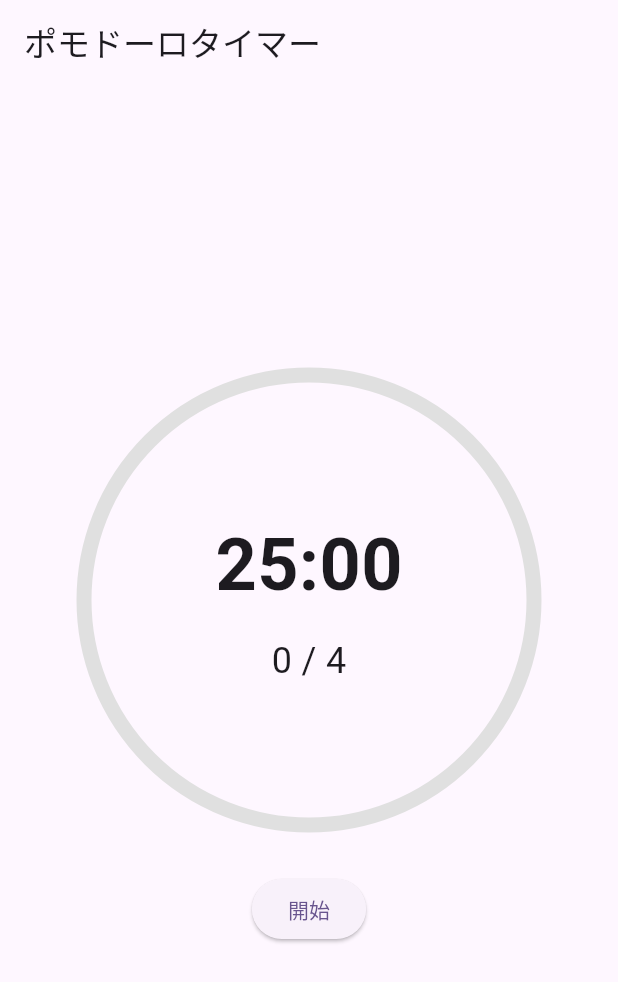
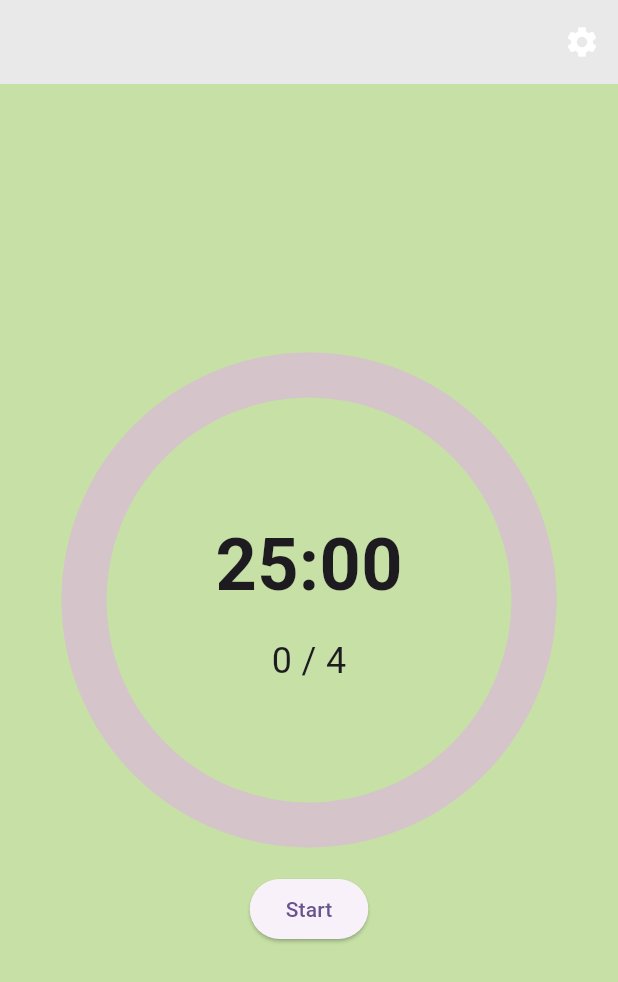
Before and after one commit to t-kan66/pomodoro_task_app, a Flutter app: the screen it shows after launch, on a phone screen of 412 x 824 dp. Shown: the top 982 px of the screen. Run offline on Flutter 3.47's test engine with Material 3 defaults, Android fonts, the phone set to English and light mode, and no system bars; our stand-ins replace firebase_core, flutter_hooks, freezed_annotation, go_router, hooks_riverpod, settings_ui and 1 more; accounts and stored records are empty; generated files the repository leaves out were written again.

Commit message:
timerの設定。設定ページの追加。routingの設定

```diff
--- a/lib/app/myapp.dart
+++ b/lib/app/myapp.dart
@@ -1,16 +1,19 @@
 import 'package:flutter/material.dart';
 import 'package:hooks_riverpod/hooks_riverpod.dart';
 import 'package:flutter_gen/gen_l10n/app_localizations.dart';
+import 'package:pomodoro_app/routers/main_router.dart';
 
 import '../feature/timer/pages/page.dart';
 
-class MyApp extends StatelessWidget {
+class MyApp extends HookConsumerWidget {
   const MyApp({super.key});
 
   // This widget is the root of your application.
   @override
-  Widget build(BuildContext context) {
-    return MaterialApp(
+  Widget build(BuildContext context, WidgetRef ref) {
+    final mainRouter = ref.read(mainRouterProvider);
+
+    return MaterialApp.router(
       title: 'Flutter Demo',
       localizationsDelegates: L10n.localizationsDelegates,
       supportedLocales: L10n.supportedLocales,
@@ -18,7 +21,11 @@ class MyApp extends StatelessWidget {
         colorScheme: ColorScheme.fromSeed(seedColor: Colors.deepPurple),
         useMaterial3: true,
       ),
-      home: const ProviderScope(child: TimerPage()),
+      routerDelegate: mainRouter.routerDelegate,
+      routeInformationParser: mainRouter.routeInformationParser,
+      routeInformationProvider: mainRouter.routeInformationProvider,
+
+//      home: const ProviderScope(child: TimerPage()),
     );
   }
 }
--- a/lib/feature/setting/pages/page.dart
+++ b/lib/feature/setting/pages/page.dart
@@ -0,0 +1 @@
+export 'settings_page.dart';
--- a/lib/feature/timer/pages/timer_page.dart
+++ b/lib/feature/timer/pages/timer_page.dart
@@ -1,10 +1,8 @@
-import 'dart:async';
-
 import 'package:flutter/material.dart';
-import 'package:flutter_hooks/flutter_hooks.dart';
 import 'package:hooks_riverpod/hooks_riverpod.dart';
+import 'package:pomodoro_app/l10n/l10n_provider.dart';
+import 'package:pomodoro_app/routers/main_router.dart';
 import '../controllers/controller.dart';
-import '../widget/pomodoro_circle.dart';
 
 class TimerPage extends HookConsumerWidget {
   const TimerPage({super.key});
@@ -15,7 +13,18 @@ class TimerPage extends HookConsumerWidget {
 
     return Scaffold(
         appBar: AppBar(
-          title: const Text('ポモドーロタイマー'),
+          actions: [
+            IconButton(
+                icon: const Icon(Icons.settings),
+                onPressed: () {
+                  //print('settings')
+                  ref.read(mainRouterProvider).go(SettingsPageRoute().location);
+                }),
+          ],
+
+          // title: const Text('Pomodoro Timer'),
+          foregroundColor: const Color.fromARGB(255, 255, 255, 255),
+          backgroundColor: const Color.fromARGB(234, 232, 232, 232),
         ),
         body: switch (timerState.status) {
           PomodoroStatus.work => const _WorkingWidget(),
@@ -29,9 +38,12 @@ class _WorkingWidget extends ConsumerWidget {
 
   @override
   Widget build(BuildContext context, WidgetRef ref) {
+    final l10n = ref.watch(l10nProvider);
     final timerState = ref.watch(timerControllerProvider);
 
-    return Center(
+    return Container(
+      color: const Color.fromARGB(255, 198, 224, 166),
+      child: Center(
         child: Column(
           mainAxisAlignment: MainAxisAlignment.center,
           children: [
@@ -45,18 +57,20 @@ class _WorkingWidget extends ConsumerWidget {
                     onPressed: () => ref
                         .read(timerControllerProvider.notifier)
                         .startPomodoro(),
-                  child: const Text('開始'),
+                    child: Text(l10n.working_start),
                   ),
                 ] else ...[
                   ElevatedButton(
-                  onPressed: () =>
-                      ref.read(timerControllerProvider.notifier).stopPomodoro(),
-                  child: const Text('ストップ'),
+                    onPressed: () => ref
+                        .read(timerControllerProvider.notifier)
+                        .stopPomodoro(),
+                    child: Text(l10n.working_stop),
                   ),
                 ],
               ],
             ),
           ],
+        ),
       ),
     );
   }
@@ -67,6 +81,7 @@ class _RestWidget extends ConsumerWidget {
 
   @override
   Widget build(BuildContext context, WidgetRef ref) {
+    final l10n = ref.watch(l10nProvider);
     return Center(
       child: Column(
         mainAxisAlignment: MainAxisAlignment.center,
@@ -79,13 +94,13 @@ class _RestWidget extends ConsumerWidget {
               ElevatedButton(
                 onPressed: () =>
                     ref.read(timerControllerProvider.notifier).startBreak(),
-                child: const Text('開始'),
+                child: Text(l10n.working_start),
               ),
               const SizedBox(width: 16),
               ElevatedButton(
                 onPressed: () =>
                     ref.read(timerControllerProvider.notifier).stopPomodoro(),
-                child: const Text('ストップ'),
+                child: Text(l10n.working_stop),
               ),
             ],
           ),
@@ -112,17 +127,17 @@ class PomodoroCircle extends HookConsumerWidget {
           height: 300,
           child: CircularProgressIndicator(
             value: 1 -
-                state.currentWorkingDuration.inSeconds /
-                    state.initialWorkingDuration.inSeconds,
-            strokeWidth: 10,
-            backgroundColor: Colors.grey[300],
-            color: Colors.green,
+                state.currentDurationTime.inSeconds /
+                    state.initalDurationTime.inSeconds,
+            strokeWidth: 30,
+            backgroundColor: const Color.fromARGB(255, 213, 196, 201),
+            color: const Color.fromARGB(255, 209, 138, 162),
           ),
         ),
         Column(
           children: [
             Text(
-              _formatTime(state.currentWorkingDuration),
+              _formatTime(state.currentDurationTime),
               style: const TextStyle(
                 fontSize: 48,
                 fontWeight: FontWeight.bold,
--- a/lib/l10n/app_en.arb
+++ b/lib/l10n/app_en.arb
@@ -1,5 +1,7 @@
 {
     "@@locale": "en",
     "appTitle": "Application Title",
-    "appText": "Application Text"
+    "appText": "Application Text",
+    "working_start": "Start",
+    "working_stop": "Stop"
   }
--- a/lib/l10n/app_ja.arb
+++ b/lib/l10n/app_ja.arb
@@ -7,5 +7,8 @@
     "appText": "アプリテキスト",
     "@appText": {
       "description": "appTextの説明"
-    }
+    },
+    "working_start": "開始",
+    "working_stop": "停止"
+
 }
--- a/lib/main.dart
+++ b/lib/main.dart
@@ -2,6 +2,7 @@ import 'dart:developer';
 
 import 'package:firebase_core/firebase_core.dart';
 import 'package:flutter/material.dart';
+import 'package:hooks_riverpod/hooks_riverpod.dart';
 
 import 'app/myapp.dart';
 
@@ -15,5 +16,5 @@ void main() async {
     log('Firebase.initializeApp() completed ${value.options.appId}');
   });
 
-  runApp(const MyApp());
+  runApp(const ProviderScope(child: MyApp()));
 }
```
Also changed, not shown: lib/feature/setting/pages/settings_page.dart (+23 -6 lines), lib/feature/setting/pages/timer_settings_page.dart (added, +47 -0 lines), lib/feature/timer/controllers/timer_controller.dart (+33 -5 lines), lib/feature/timer/controllers/timer_state.dart (+9 -1 lines), lib/routers/main_router.dart (+22 -1 lines), lib/routers/main_router.g.dart. Lines whose indentation alone changed are shown as unchanged.
